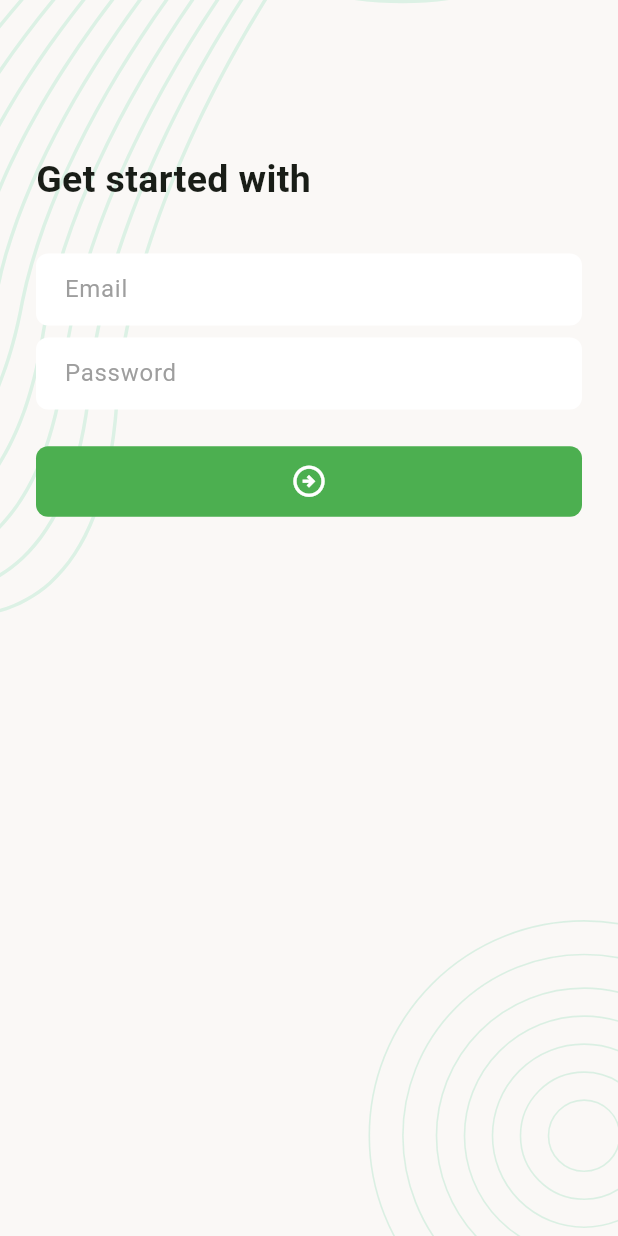
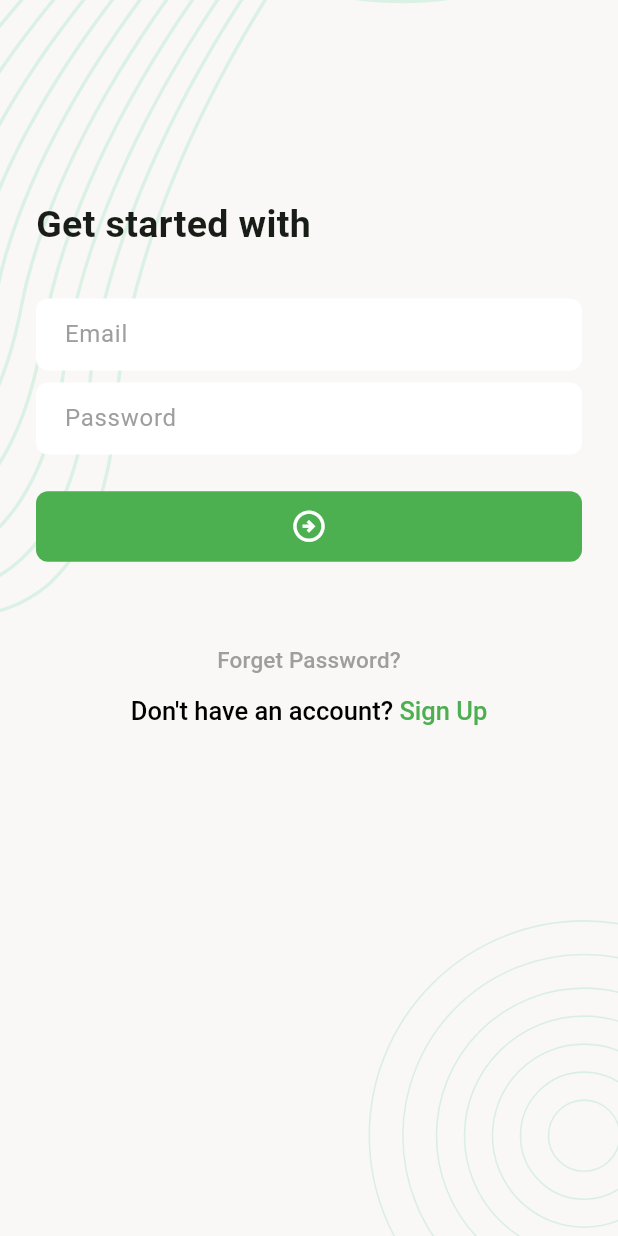
Before and after one commit to hossain4u/TaskAlot, a Flutter app: the screen it shows after launch, on a phone screen of 412 x 824 dp. Run offline on Flutter 3.47's test engine with Material 3 defaults, Android fonts, the phone set to English and light mode, and no system bars; our stand-ins replace flutter_svg.

Commit message:
completed sign in screen ui design

```diff
--- a/lib/ui/screens/sign_in_screen.dart
+++ b/lib/ui/screens/sign_in_screen.dart
@@ -1,3 +1,4 @@
+import 'package:flutter/gestures.dart';
 import 'package:flutter/material.dart';
 import 'package:task_manager_project/ui/widgets/screen_background.dart';
 
@@ -19,7 +20,7 @@ class _SignInScreenState extends State<SignInScreen> {
             spacing: 8,
             crossAxisAlignment: CrossAxisAlignment.start,
             children: [
-              SizedBox(height:70),
+              SizedBox(height: 100),
               Text(
                 'Get started with',
                 style: TextStyle(fontSize: 25, fontWeight: FontWeight.w600),
@@ -29,8 +30,43 @@ class _SignInScreenState extends State<SignInScreen> {
               TextFormField(decoration: InputDecoration(hintText: 'Password')),
               SizedBox(height: 8),
               FilledButton(
-                onPressed: () {},
-                child: Icon(Icons.arrow_circle_right_outlined,size:25,),
+                onPressed: _onTapSignInButton,
+                child: Icon(Icons.arrow_circle_right_outlined, size: 25),
+              ),
+              SizedBox(height: 25),
+              Center(
+                child: Column(
+                  children: [
+                    TextButton(
+                      onPressed: _onTapForgetButton,
+                      child: Text('Forget Password?',
+                        style: TextStyle(
+                          fontSize: 15,
+                          color: Colors.grey,
+                          fontWeight: FontWeight.w500,
+                        ),
+                      ),
+                    ),
+                    RichText(
+                      text: TextSpan(
+                        style: TextStyle(
+                          fontSize: 17,
+                          color: Colors.black,
+                          fontWeight: FontWeight.w500,
+                        ),
+                        text: "Don't have an account? ",
+                        children: [
+                          TextSpan(
+                            style: TextStyle(color: Colors.green),
+                            text: 'Sign Up',
+                            recognizer: TapGestureRecognizer()
+                              ..onTap = _onTapSignUpButton
+                          ),
+                        ],
+                      ),
+                    ),
+                  ],
+                ),
               ),
             ],
           ),
@@ -39,3 +75,9 @@ class _SignInScreenState extends State<SignInScreen> {
     );
   }
 }
+
+void _onTapSignInButton(){}
+void _onTapForgetButton(){}
+void _onTapSignUpButton(){
+
+}
```
